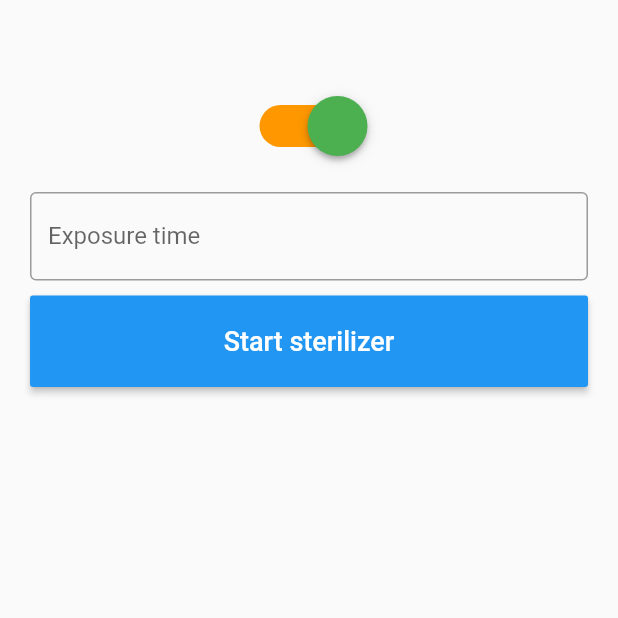
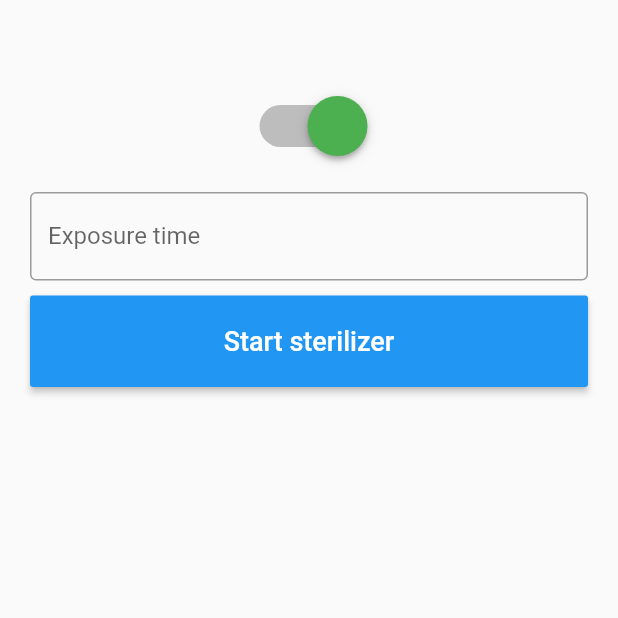
Before and after one commit to ghozlene/strilizerPFE, a Flutter app: the MyFlutterForm screen opened directly, on a phone screen of 412 x 824 dp, the top half of it. Run offline on Flutter 3.47's test engine with Material 2 defaults, Android fonts, the light colour scheme and no system bars; our stand-ins replace font_awesome_flutter, google_fonts, simple_animations, toggle_switch; missing offline and left inert: dart:ffi, qr_code_scanner.

Commit message:
changing the bgcolor of the toggle btn

```diff
--- a/lib/formule.dart
+++ b/lib/formule.dart
@@ -302,7 +302,7 @@ class _MyFlutterFormState extends State<MyFlutterForm> {
       child: Switch.adaptive(
           activeColor: Colors.green,
           inactiveThumbColor: Colors.red,
-          trackColor: MaterialStateProperty.all(Colors.orange),
+          trackColor: MaterialStateProperty.all(Colors.grey[400]),
 
           // activeColor: Colors.blueAccent,
           // activeTrackColor: Colors.blue.withOpacity(0.4),
```
